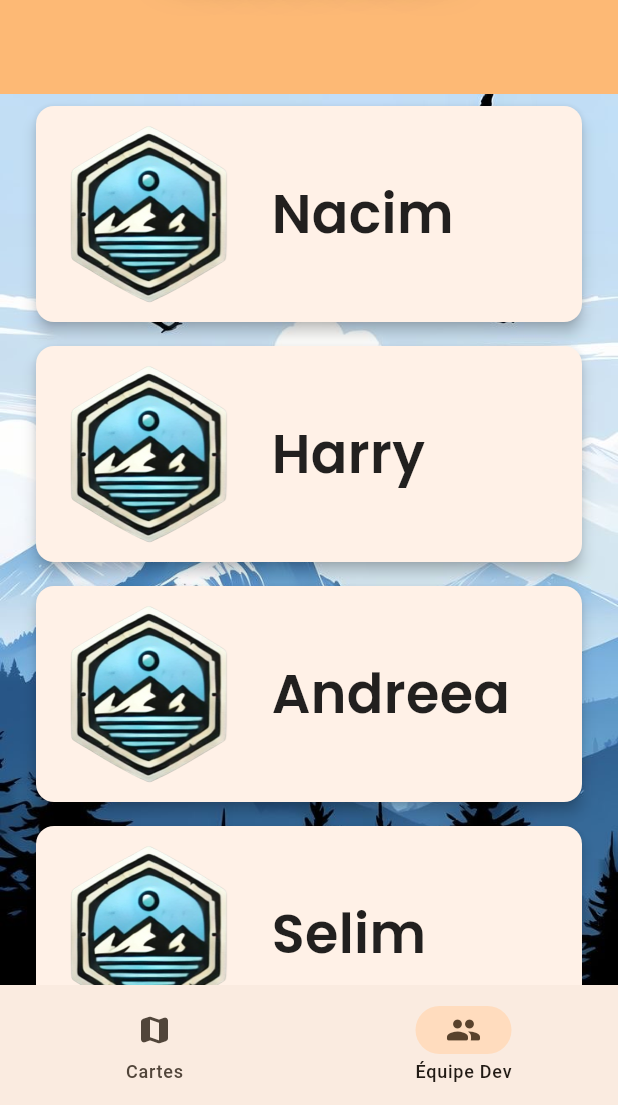
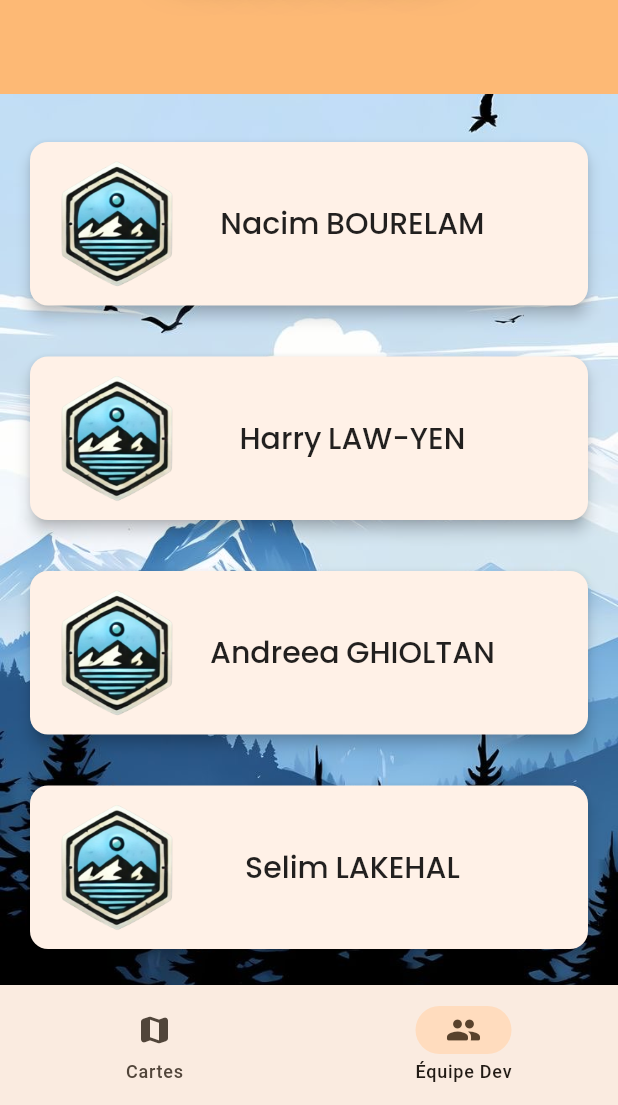
Before and after one commit to Andreea-Maria1/PolyHx-2025, a Flutter app: the screen it shows after launch, item 2 of the bottom bar chosen, on a phone screen of 412 x 824 dp, the part 131-1236 px from its top. Run offline on Flutter 3.47's test engine with Material 3 defaults, Android fonts, the phone set to English and light mode, and no system bars; our stand-ins replace flutter_map, google_fonts, latlong2; missing offline and left inert: proj4dart.

Commit message:
fix UI team page

```diff
--- a/lib/pages/dev_team_page.dart
+++ b/lib/pages/dev_team_page.dart
@@ -3,41 +3,72 @@ import 'package:geoshield/components/header.dart';
 import 'package:google_fonts/google_fonts.dart';
 
 class Credit extends StatelessWidget {
-  const Credit({super.key, required this.name});
+  const Credit({super.key, required this.firstName, required this.lastName});
 
-  final String name;
-  final double _fontSize = 36;
+  final String firstName;
+  final String lastName;
+  final double _fontSize = 20; // Taille ajustée
 
   @override
   Widget build(BuildContext context) {
-    return SizedBox(
-      width: 500,
+    return LayoutBuilder(
+      builder: (context, constraints) {
+        double cardWidth = constraints.maxWidth * 0.9;
+        if (cardWidth > 500) cardWidth = 500; // Limite max
+
+        return Padding(
+          padding: const EdgeInsets.symmetric(vertical: 8),
           child: Card(
             shape: RoundedRectangleBorder(borderRadius: BorderRadius.circular(12)),
             elevation: 4,
-        margin: const EdgeInsets.symmetric(vertical: 8, horizontal: 24),
             child: Padding(
               padding: const EdgeInsets.symmetric(vertical: 12, horizontal: 16),
               child: Row(
-            mainAxisAlignment: MainAxisAlignment.start,
                 children: [
-              Image.asset(
+                  Flexible(
+                    flex: 2,
+                    child: Image.asset(
                       "assets/geoshield.png",
-                height: 120,
+                      height: 85,
+                      fit: BoxFit.contain,
                     ),
-              const SizedBox(width: 16),
-              Text(
-                name,
+                  ),
+                  const SizedBox(width: 12),
+                  Expanded(
+                    flex: 3,
+                    child: RichText(
+                      text: TextSpan(
+                        children: [
+                          TextSpan(
+                            text: firstName,
                             style: GoogleFonts.poppins(
                               fontSize: _fontSize,
-                  fontWeight: FontWeight.w600,
+                              fontWeight: FontWeight.w500,
                               color: Colors.black87,
+                            ),
+                          ),
+                          const TextSpan(text: " "),
+                          TextSpan(
+                            text: lastName,
+                            style: GoogleFonts.poppins(
+                              fontSize: _fontSize,
+                              fontWeight: FontWeight.w500,
+                              color: Colors.black87,
+                            ),
+                          ),
+                        ],
+                      ),
+                      overflow: TextOverflow.ellipsis,
+                      maxLines: 2,
+                      textAlign: TextAlign.center,
                     ),
                   ),
                 ],
               ),
             ),
           ),
+        );
+      },
     );
   }
 }
@@ -48,25 +79,37 @@ class DevTeamPage extends StatelessWidget {
   @override
   Widget build(BuildContext context) {
     return Scaffold(
-      backgroundColor: Colors.grey[100], // Light background
+      backgroundColor: Colors.grey[100],
       appBar: const Header(),
-      body: const DecoratedBox(
-        decoration: BoxDecoration(
+      body: LayoutBuilder(
+        builder: (context, constraints) {
+          return Container(
+            width: double.infinity,
+            decoration: const BoxDecoration(
               image: DecorationImage(
-              image: AssetImage("assets/bg.jpg"), fit: BoxFit.cover),
+                image: AssetImage("assets/bg.jpg"),
+                fit: BoxFit.cover,
               ),
+            ),
+            child: const SingleChildScrollView(
+              padding: EdgeInsets.symmetric(horizontal: 16, vertical: 20),
               child: Center(
-          child: Column(
-            mainAxisAlignment: MainAxisAlignment.center,
+                child: Wrap(
+                  alignment: WrapAlignment.center,
+                  runSpacing: 10,
+                  spacing: 10,
                   children: [
-              Credit(name: "Nacim"),
-              Credit(name: "Harry"),
-              Credit(name: "Andreea"),
-              Credit(name: "Selim"),
+                    Credit(firstName: "Nacim", lastName: "BOURELAM"),
+                    Credit(firstName: "Harry", lastName: "LAW-YEN"),
+                    Credit(firstName: "Andreea", lastName: "GHIOLTAN"),
+                    Credit(firstName: "Selim", lastName: "LAKEHAL"),
                   ],
                 ),
               ),
             ),
           );
+        },
+      ),
+    );
   }
 }
```
Also changed, not shown: pubspec.lock. Lines whose indentation alone changed are shown as unchanged.
